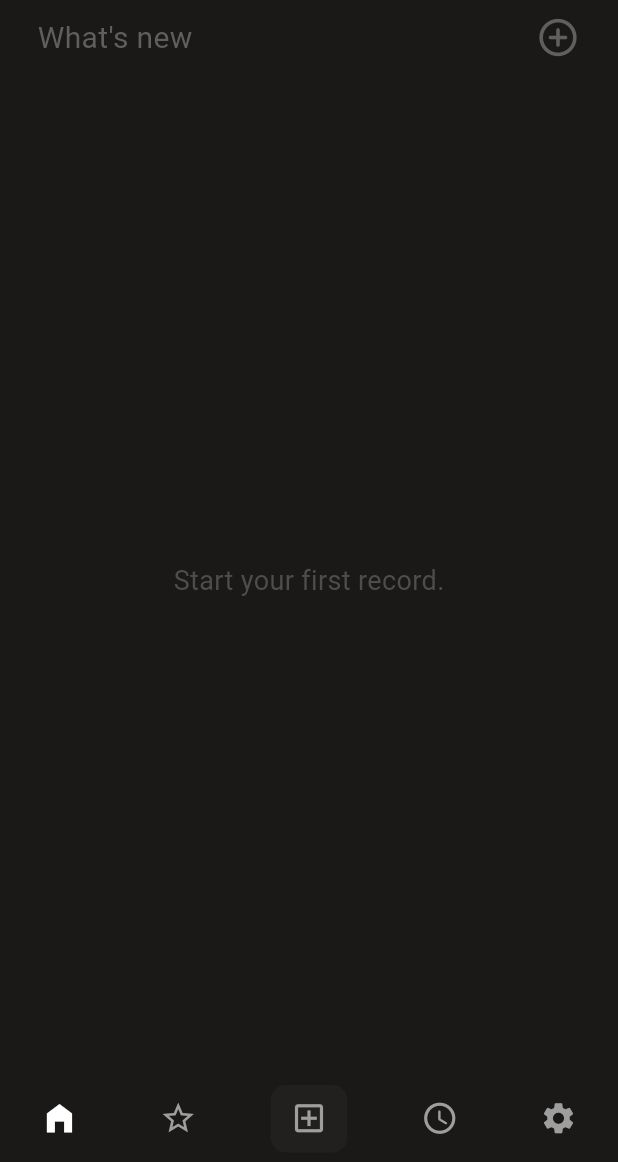
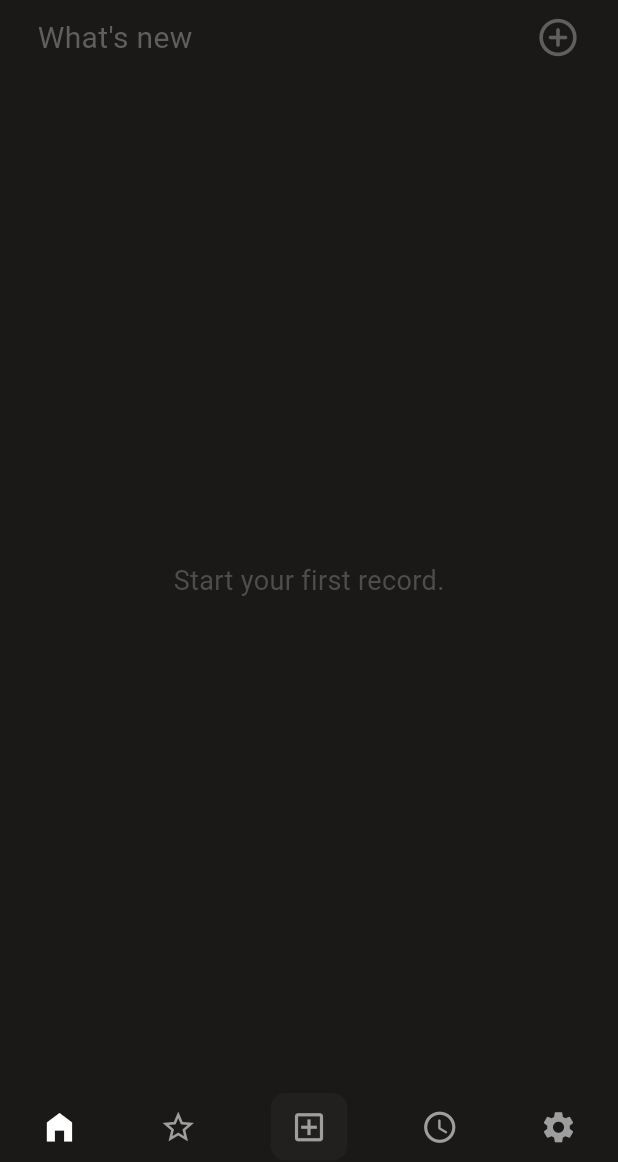
Before and after one commit to wold21/creeate_memo, a Flutter app: the screen it shows after launch, on a phone screen of 412 x 824 dp, the part 74-1236 px from its top. Run offline on Flutter 3.47's test engine with Material 3 defaults, Android fonts, the phone set to English and light mode, and no system bars; our stand-ins replace flutter_heatmap_calendar, sqflite, vibration; accounts and stored records are empty; Roboto replaces fonts that are missing (Maruburi).

Commit message:
updated: ..... - 쓸모없는 위젯 제거 - 하단바 영역 safearea 셋팅

```diff
--- a/lib/components/nav/custom_bottom_nav_bar.dart
+++ b/lib/components/nav/custom_bottom_nav_bar.dart
@@ -10,11 +10,16 @@ class CustomBottomNavBar extends StatelessWidget {
   @override
   Widget build(BuildContext context) {
     return Container(
-      height: MediaQuery.of(context).size.height * 0.07,
+      height:
+          MediaQuery.of(context).padding.bottom + kBottomNavigationBarHeight,
       decoration: BoxDecoration(
         color: Color(0xff1A1918),
       ),
-      child: Row(
+      padding: EdgeInsets.only(top: 10),
+      child: Column(
+        mainAxisAlignment: MainAxisAlignment.start,
+        children: [
+          Row(
             mainAxisAlignment: MainAxisAlignment.spaceAround,
             children: [
               CustomNavItem(
@@ -31,12 +36,12 @@ class CustomBottomNavBar extends StatelessWidget {
               ),
               Container(
                 decoration: BoxDecoration(
-              color: Color.fromARGB(99, 45, 43, 41),
+                  color: Color(0x622D2B29),
                   borderRadius: BorderRadius.circular(10),
                 ),
                 child: Padding(
-              padding:
-                  const EdgeInsets.symmetric(horizontal: 8.0, vertical: 5.0),
+                  padding: const EdgeInsets.symmetric(
+                      horizontal: 8.0, vertical: 5.0),
                   child: CustomNavItem(
                     index: -1,
                     icon: Icons.add_box_outlined,
@@ -59,6 +64,8 @@ class CustomBottomNavBar extends StatelessWidget {
               ),
             ],
           ),
+        ],
+      ),
     );
   }
 }
--- a/lib/pages/home_page.dart
+++ b/lib/pages/home_page.dart
@@ -137,9 +137,7 @@ class _HomePageState extends State<HomePage> {
                           ],
                         );
                       } else {
-                        return Stack(
-                          children: [
-                            ListView.builder(
+                        return ListView.builder(
                           physics: NeverScrollableScrollPhysics(),
                           itemCount: records.length,
                           shrinkWrap: true,
@@ -149,16 +147,14 @@ class _HomePageState extends State<HomePage> {
                                 Navigator.push(
                                   context,
                                   MaterialPageRoute(
-                                        builder: (context) => RecordDetail(
-                                            record: records[index]),
+                                    builder: (context) =>
+                                        RecordDetail(record: records[index]),
                                   ),
                                 );
                               },
                               child: RecordTile(records: records[index]),
                             );
                           },
-                            ),
-                          ],
                         );
                       }
                     },
--- a/lib/pages/scaffold_page.dart
+++ b/lib/pages/scaffold_page.dart
@@ -122,8 +122,7 @@ class ScaffoldPageState extends State<ScaffoldPage> {
           ),
           AnimatedContainer(
             duration: Duration(milliseconds: 200),
-            transform:
-                Matrix4.translationValues(0, _bottomNavPosition, 0), // 슬라이딩 효과
+            transform: Matrix4.translationValues(0, _bottomNavPosition, 0),
             child: Align(
               alignment: Alignment.bottomCenter,
               child: Theme(
```
Also changed, not shown: lib/databases/record/record_helper.dart (+6 -14 lines), 3 other files. Lines whose indentation alone changed are shown as unchanged.
